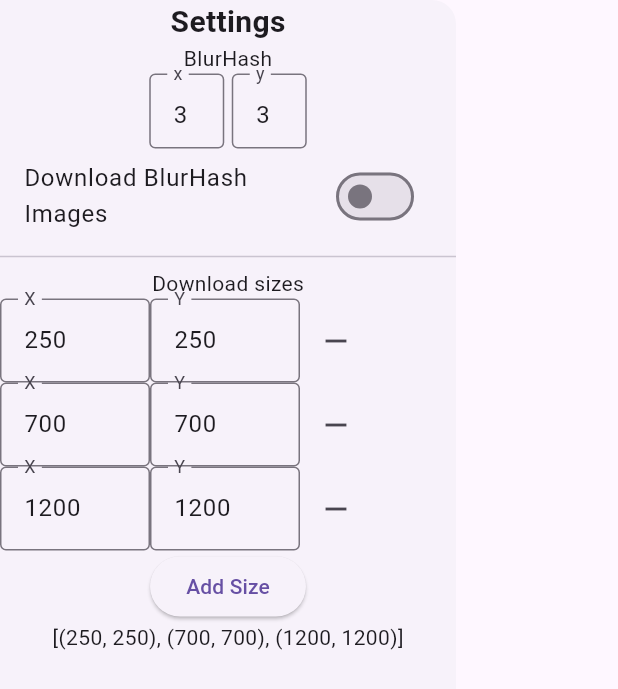
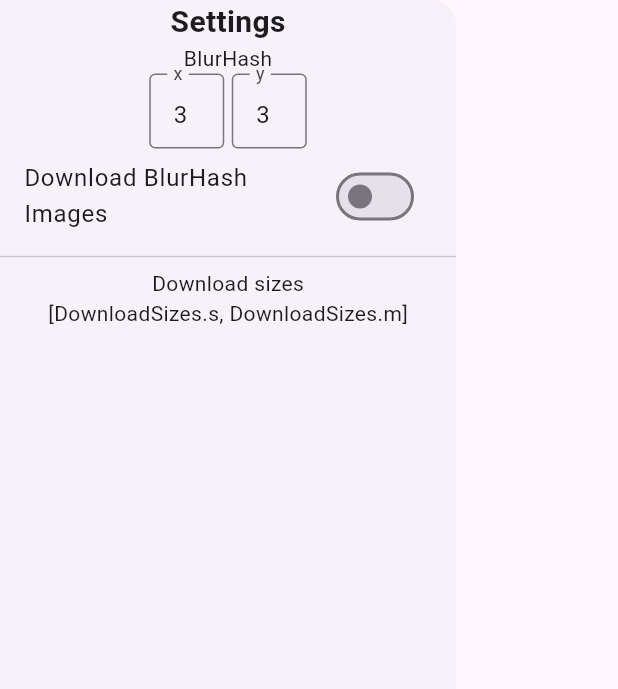
Before and after one commit to cgutierr-zgz/wacaplacasacapoco, a Flutter app: the DownloaderSettingsDrawer widget shown alone on an empty page, opened directly, on a phone screen of 412 x 824 dp. Shown: the top 689 px of the screen. Run offline on Flutter 3.47's test engine with Material 3 defaults, Android fonts, the phone set to English and light mode, and no system bars; our stand-ins replace dotted_border, file_picker, flutter_bloc, hydrated_bloc; missing offline and left inert: blurhash, dart:html, flutter_dropzone.

Commit message:
updates download

```diff
--- a/lib/downloader/cubit/downloader_state.dart
+++ b/lib/downloader/cubit/downloader_state.dart
@@ -1,38 +1,39 @@
 part of 'downloader_cubit.dart';
+
+enum DownloadSizes {
+  s(size: (200, 200)),
+  m(size: (300, 300));
+
+  const DownloadSizes({required this.size});
+  final (int, int) size;
+
+  String get fileSuffix => '_${name.toUpperCase()}';
+}
 
 class DownloaderState {
   const DownloaderState({
     required this.images,
-    required this.downloadSizes,
     required this.blurHashMode,
     required this.downloadBlurHashImages,
   });
 
   final Map<String, Uint8List> images;
-  final List<(int, int)> downloadSizes;
   final (int, int) blurHashMode;
   final bool downloadBlurHashImages;
 
   static const initialState = DownloaderState(
     images: {},
-    downloadSizes: [
-      (250, 250),
-      (700, 700),
-      (1200, 1200),
-    ],
     blurHashMode: (3, 3),
     downloadBlurHashImages: false,
   );
 
   DownloaderState copyWith({
     Map<String, Uint8List>? images,
-    List<(int, int)>? downloadSizes,
     (int, int)? blurHashMode,
     bool? downloadBlurHashImages,
   }) {
     return DownloaderState(
       images: images ?? this.images,
-      downloadSizes: downloadSizes ?? this.downloadSizes,
       blurHashMode: blurHashMode ?? this.blurHashMode,
       downloadBlurHashImages:
           downloadBlurHashImages ?? this.downloadBlurHashImages,
--- a/lib/downloader/downloader.dart
+++ b/lib/downloader/downloader.dart
@@ -2,5 +2,4 @@ export 'cubit/downloader_cubit.dart';
 export 'view/downloader_page.dart';
 export 'view/widgets/blurhash_input.dart';
 export 'view/widgets/drop_zone.dart';
-export 'view/widgets/export_sizes_input.dart';
 export 'view/widgets/file_picker_button.dart';
--- a/lib/downloader/view/widgets/downloader_settings_drawer.dart
+++ b/lib/downloader/view/widgets/downloader_settings_drawer.dart
@@ -26,8 +26,7 @@ class DownloaderSettingsDrawer extends StatelessWidget {
               ),
               const Divider(),
               const Text('Download sizes'),
-              const ExportSizesInput(),
-              Text(state.downloadSizes.toString()),
+              Text(DownloadSizes.values.toString()),
             ],
           ),
         );
--- a/lib/downloader/view/widgets/export_sizes_input.dart
+++ /dev/null
@@ -1,135 +0,0 @@
-import 'dart:developer';
-import 'dart:math' as math;
-
-import 'package:flutter/material.dart';
-import 'package:flutter/services.dart';
-import 'package:flutter_bloc/flutter_bloc.dart';
-import 'package:wacaplacasacapoco/downloader/downloader.dart';
-
-class ExportSizesInput extends StatefulWidget {
-  const ExportSizesInput({super.key});
-
-  @override
-  State<ExportSizesInput> createState() => _ExportSizesInputState();
-}
-
-class _ExportSizesInputState extends State<ExportSizesInput> {
-  late final cubit = context.read<DownloaderCubit>();
-  final List<SizeInput> _sizeInputs = [];
-
-  @override
-  void initState() {
-    super.initState();
-    final sizes = cubit.state.downloadSizes.map((e) => e.toString()).toList();
-    final sizeInputs = <SizeInput>[];
-
-    for (var i = 0; i < sizes.length; i++) {
-      sizeInputs.add(
-        SizeInput(
-          initialX: cubit.state.downloadSizes[i].$1,
-          initialY: cubit.state.downloadSizes[i].$2,
-          onDelete: () => _removeSizeInput(i),
-          onSubmitted: (x, y) => cubit.addDownloadSize(x: x, y: y),
-        ),
-      );
-    }
-
-    _sizeInputs.addAll(sizeInputs);
-  }
-
-  void _addSizeInput() {
-    setState(() {
-      final rand = math.Random();
-      final x = rand.nextInt(1200);
-      final y = rand.nextInt(1200);
-      final newSize = '$x$y';
-
-      if (cubit.state.downloadSizes.contains((x, y))) {
-        log('Error: Size $newSize already exists');
-
-        return;
-      }
-
-      _sizeInputs.add(
-        SizeInput(
-          initialX: x,
-          initialY: y,
-          onDelete: () => _removeSizeInput(_sizeInputs.length - 1),
-          onSubmitted: (x, y) => cubit.addDownloadSize(x: x, y: y),
-        ),
-      );
-    });
-  }
-
-  void _removeSizeInput(int index) {
-    setState(() {
-      _sizeInputs.removeAt(index);
-      cubit.removeDownloadSize(index);
-    });
-  }
-
-  @override
-  Widget build(BuildContext context) {
-    return Column(
-      children: [
-        ..._sizeInputs,
-        ElevatedButton(
-          onPressed: _addSizeInput,
-          child: const Text('Add Size'),
-        ),
-      ],
-    );
-  }
-}
-
-class SizeInput extends StatelessWidget {
-  SizeInput({
-    required int initialX,
-    required int initialY,
-    required this.onSubmitted,
-    required this.onDelete,
-    super.key,
-  })  : xController = TextEditingController(text: initialX.toString()),
-        yController = TextEditingController(text: initialY.toString());
-
-  final TextEditingController xController;
-  final TextEditingController yController;
-  final void Function(int, int) onSubmitted;
-  final VoidCallback onDelete;
-
-  @override
-  Widget build(BuildContext context) {
-    return Row(
-      children: [
-        SizedBox(
-          width: 100,
-          child: TextField(
-            controller: xController,
-            keyboardType: TextInputType.number,
-            inputFormatters: [FilteringTextInputFormatter.digitsOnly],
-            decoration: const InputDecoration(
-              labelText: 'X',
-              border: OutlineInputBorder(),
-            ),
-          ),
-        ),
-        SizedBox(
-          width: 100,
-          child: TextField(
-            controller: yController,
-            keyboardType: TextInputType.number,
-            inputFormatters: [FilteringTextInputFormatter.digitsOnly],
-            decoration: const InputDecoration(
-              labelText: 'Y',
-              border: OutlineInputBorder(),
-            ),
-          ),
-        ),
-        IconButton(
-          icon: const Icon(Icons.remove),
-          onPressed: onDelete,
-        ),
-      ],
-    );
-  }
-}
```
Also changed, not shown: lib/downloader/cubit/downloader_cubit.dart (+16 -36 lines).
